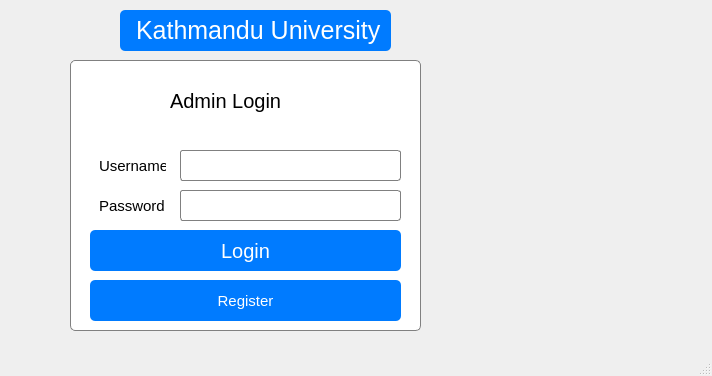
Old version of the form mainwindow.ui in the repository poshan12635/project.
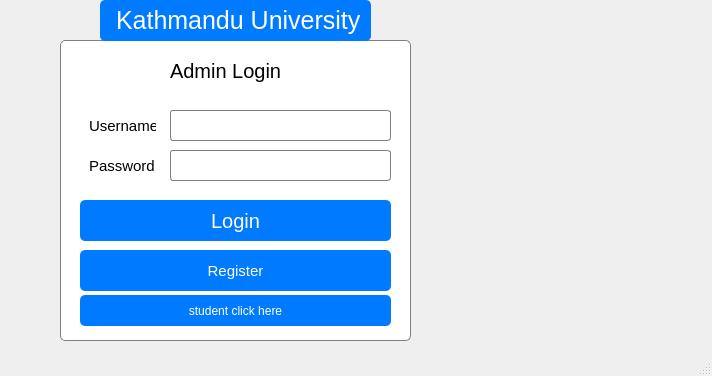
New version of the form. Icons and pictures are not drawn.

Commit message: added student login

```diff
--- a/mainwindow.ui
+++ b/mainwindow.ui
@@ -41,10 +41,10 @@
    <widget class="QGroupBox" name="groupBox">
     <property name="geometry">
      <rect>
-      <x>70</x>
-      <y>60</y>
+      <x>60</x>
+      <y>40</y>
       <width>351</width>
-      <height>271</height>
+      <height>301</height>
      </rect>
     </property>
     <property name="styleSheet">
@@ -110,8 +110,8 @@
     <widget class="QLabel" name="label_2">
      <property name="geometry">
       <rect>
-       <x>90</x>
-       <y>20</y>
+       <x>100</x>
+       <y>10</y>
        <width>131</width>
        <height>41</height>
       </rect>
@@ -128,7 +128,7 @@
      <property name="geometry">
       <rect>
        <x>20</x>
-       <y>90</y>
+       <y>70</y>
        <width>81</width>
        <height>31</height>
       </rect>
@@ -145,7 +145,7 @@
      <property name="geometry">
       <rect>
        <x>20</x>
-       <y>130</y>
+       <y>110</y>
        <width>81</width>
        <height>31</height>
       </rect>
@@ -162,7 +162,7 @@
      <property name="geometry">
       <rect>
        <x>110</x>
-       <y>90</y>
+       <y>70</y>
        <width>221</width>
        <height>31</height>
       </rect>
@@ -176,7 +176,7 @@
      <property name="geometry">
       <rect>
        <x>110</x>
-       <y>130</y>
+       <y>110</y>
        <width>221</width>
        <height>31</height>
       </rect>
@@ -186,7 +186,7 @@
      <property name="geometry">
       <rect>
        <x>20</x>
-       <y>170</y>
+       <y>160</y>
        <width>311</width>
        <height>41</height>
       </rect>
@@ -203,7 +203,7 @@
      <property name="geometry">
       <rect>
        <x>20</x>
-       <y>220</y>
+       <y>210</y>
        <width>311</width>
        <height>41</height>
       </rect>
@@ -216,12 +216,28 @@
       <string>Register</string>
      </property>
     </widget>
+    <widget class="QPushButton" name="pushButton_3">
+     <property name="geometry">
+      <rect>
+       <x>20</x>
+       <y>255</y>
+       <width>311</width>
+       <height>31</height>
+      </rect>
+     </property>
+     <property name="styleSheet">
+      <string notr="true"/>
+     </property>
+     <property name="text">
+      <string>student click here</string>
+     </property>
+    </widget>
    </widget>
    <widget class="QLabel" name="label_5">
     <property name="geometry">
      <rect>
-      <x>120</x>
-      <y>10</y>
+      <x>100</x>
+      <y>0</y>
       <width>271</width>
       <height>41</height>
      </rect>
```
The commit also changes 12 other files.
